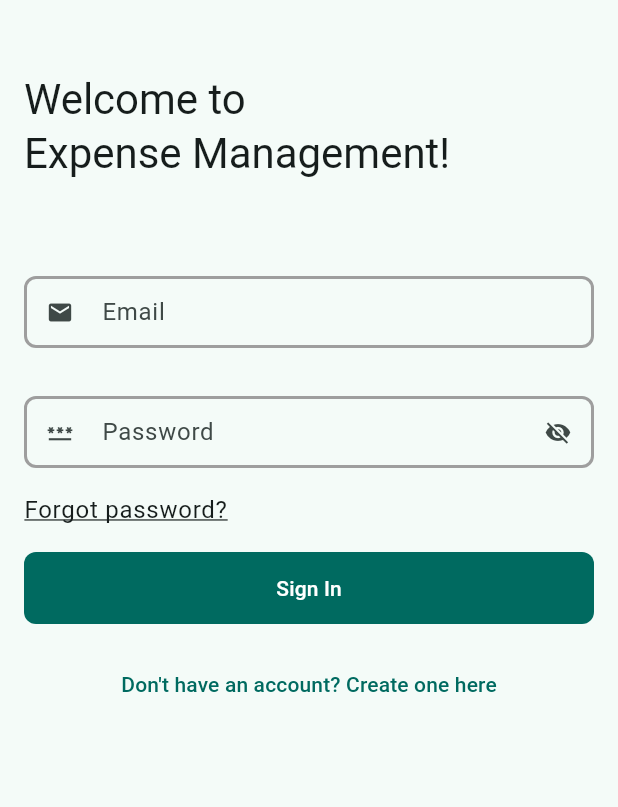
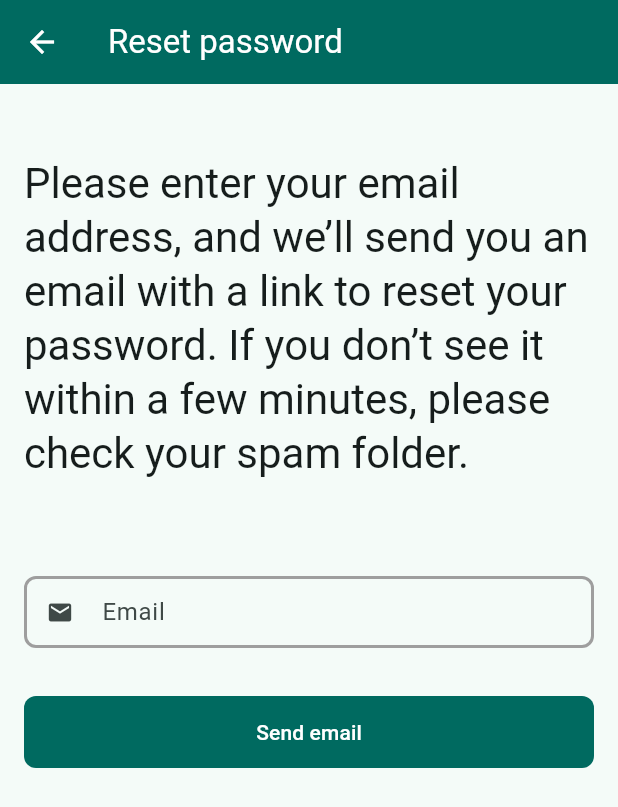
Before and after one commit to ioncelciuc/expense_management, a Flutter app: the screen it shows after launch, after a tap on "Forgot password?", on a phone screen of 412 x 824 dp. Shown: the top 807 px of the screen. Run offline on Flutter 3.47's test engine with Material 3 defaults, Android fonts, the phone set to English and light mode, and no system bars; our stand-ins replace cloud_firestore, firebase_auth, firebase_core, fl_chart, flutter_bloc, flutter_dotenv and 3 more; accounts and stored records are empty.

Commit message:
add: password reset

```diff
--- a/lib/cubits/auth/auth_cubit.dart
+++ b/lib/cubits/auth/auth_cubit.dart
@@ -81,4 +81,14 @@ class AuthCubit extends Cubit<AuthState> {
       //
     }
   }
+
+  sendResetPasswordEmail(String email) {
+    try {
+      FirebaseAuth.instance.sendPasswordResetEmail(email: email);
+    } on FirebaseAuthException catch (e) {
+      print(e);
+    } catch (e) {
+      print(e);
+    }
+  }
 }
--- a/lib/l10n/app_en.arb
+++ b/lib/l10n/app_en.arb
@@ -112,5 +112,9 @@
     "deny": "Deny",
     "exit": "Exit",
     "no_receipts_to_display": "No receipts to display",
-    "expense_list_emails_explanation": "Enter the email addresses of people you’d like to share this expense list with:"
+    "expense_list_emails_explanation": "Enter the email addresses of people you’d like to share this expense list with:",
+    "reset_password": "Reset password",
+    "reset_password_explanation": "Please enter your email address, and we’ll send you an email with a link to reset your password. If you don’t see it within a few minutes, please check your spam folder.",
+    "send_email": "Send email",
+    "email_sent_at": "Email sent at"
 }
--- a/lib/l10n/app_localizations.dart
+++ b/lib/l10n/app_localizations.dart
@@ -781,6 +781,30 @@ abstract class AppLocalizations {
   /// In en, this message translates to:
   /// **'Enter the email addresses of people you’d like to share this expense list with:'**
   String get expense_list_emails_explanation;
+
+  /// No description provided for @reset_password.
+  ///
+  /// In en, this message translates to:
+  /// **'Reset password'**
+  String get reset_password;
+
+  /// No description provided for @reset_password_explanation.
+  ///
+  /// In en, this message translates to:
+  /// **'Please enter your email address, and we’ll send you an email with a link to reset your password. If you don’t see it within a few minutes, please check your spam folder.'**
+  String get reset_password_explanation;
+
+  /// No description provided for @send_email.
+  ///
+  /// In en, this message translates to:
+  /// **'Send email'**
+  String get send_email;
+
+  /// No description provided for @email_sent_at.
+  ///
+  /// In en, this message translates to:
+  /// **'Email sent at'**
+  String get email_sent_at;
 }
 
 class _AppLocalizationsDelegate
--- a/lib/l10n/app_localizations_en.dart
+++ b/lib/l10n/app_localizations_en.dart
@@ -368,4 +368,17 @@ class AppLocalizationsEn extends AppLocalizations {
   @override
   String get expense_list_emails_explanation =>
       'Enter the email addresses of people you’d like to share this expense list with:';
+
+  @override
+  String get reset_password => 'Reset password';
+
+  @override
+  String get reset_password_explanation =>
+      'Please enter your email address, and we’ll send you an email with a link to reset your password. If you don’t see it within a few minutes, please check your spam folder.';
+
+  @override
+  String get send_email => 'Send email';
+
+  @override
+  String get email_sent_at => 'Email sent at';
 }
--- a/lib/l10n/app_localizations_ro.dart
+++ b/lib/l10n/app_localizations_ro.dart
@@ -375,4 +375,17 @@ class AppLocalizationsRo extends AppLocalizations {
   @override
   String get expense_list_emails_explanation =>
       'Introduceți adresele de email ale persoanelor cu care doriți să partajați această listă de cheltuieli:';
+
+  @override
+  String get reset_password => 'Resetează parola';
+
+  @override
+  String get reset_password_explanation =>
+      'Introdu adresa de email și vei primi un mesaj cu instrucțiuni pentru resetarea parolei. Dacă nu îl găsești în inbox, verifică și folderul de spam.';
+
+  @override
+  String get send_email => 'Trimite email';
+
+  @override
+  String get email_sent_at => 'Email trimis la';
 }
--- a/lib/l10n/app_ro.arb
+++ b/lib/l10n/app_ro.arb
@@ -112,5 +112,9 @@
     "deny": "Anulează",
     "exit": "Ieșire",
     "no_receipts_to_display": "Nu există cheltuieli de afișat",
-    "expense_list_emails_explanation": "Introduceți adresele de email ale persoanelor cu care doriți să partajați această listă de cheltuieli:"
+    "expense_list_emails_explanation": "Introduceți adresele de email ale persoanelor cu care doriți să partajați această listă de cheltuieli:",
+    "reset_password": "Resetează parola",
+    "reset_password_explanation": "Introdu adresa de email și vei primi un mesaj cu instrucțiuni pentru resetarea parolei. Dacă nu îl găsești în inbox, verifică și folderul de spam.",
+    "send_email": "Trimite email",
+    "email_sent_at": "Email trimis la"
 }
--- /dev/null
+++ b/lib/screens/auth/reset_password_screen.dart
@@ -0,0 +1,78 @@
+import 'package:expense_management/core/constants.dart';
+import 'package:expense_management/cubits/auth/auth_cubit.dart';
+import 'package:expense_management/l10n/app_localizations.dart';
+import 'package:expense_management/widgets/custom_text_field.dart';
+import 'package:expense_management/widgets/snackbar_handler.dart';
+import 'package:flutter/material.dart';
+import 'package:flutter_bloc/flutter_bloc.dart';
+
+class ResetPasswordScreen extends StatefulWidget {
+  const ResetPasswordScreen({super.key});
+
+  @override
+  State<ResetPasswordScreen> createState() => _ResetPasswordScreenState();
+}
+
+class _ResetPasswordScreenState extends State<ResetPasswordScreen> {
+  TextEditingController userController = TextEditingController();
+
+  @override
+  Widget build(BuildContext context) {
+    return Scaffold(
+      appBar: AppBar(title: Text(AppLocalizations.of(context)!.reset_password)),
+      body: SafeArea(
+        child: ListView(
+          padding: kPagePadding,
+          children: [
+            const SizedBox(height: 32),
+            Text(
+              AppLocalizations.of(context)!.reset_password_explanation,
+              style: Theme.of(context).textTheme.headlineMedium,
+            ),
+            const SizedBox(height: 64),
+            CustomTextField(
+              textEditingController: userController,
+              hintText: AppLocalizations.of(context)!.email,
+              prefixIcon: const Icon(Icons.mail),
+            ),
+            const SizedBox(height: 32),
+            ElevatedButton(
+              child: Text(AppLocalizations.of(context)!.send_email),
+              onPressed: () async {
+                String emailValidationError = isDataValid();
+                if (emailValidationError.isNotEmpty) {
+                  SnackbarHandler(context: context, message: emailValidationError);
+                  return;
+                }
+
+                BlocProvider.of<AuthCubit>(context).sendResetPasswordEmail(userController.text);
+
+                Navigator.of(context).pop();
+                SnackbarHandler(
+                  message: '${AppLocalizations.of(context)!.email_sent_at} ${userController.text.trim()}',
+                  context: context,
+                  isError: false,
+                );
+              },
+            ),
+          ],
+        ),
+      ),
+    );
+  }
+
+  String isDataValid() {
+    final String email = userController.text.trim();
+    if (email.isEmpty) {
+      return AppLocalizations.of(context)!.email_validation_empty;
+    }
+    // Simple email pattern: something@something.something
+    final RegExp emailRegex = RegExp(
+      r'^[^@\s]+@[^@\s]+\.[^@\s]+$',
+    );
+    if (!emailRegex.hasMatch(email)) {
+      return AppLocalizations.of(context)!.email_validation_invalid_email;
+    }
+    return '';
+  }
+}
--- a/lib/screens/auth/sign_in_ui.dart
+++ b/lib/screens/auth/sign_in_ui.dart
@@ -1,6 +1,7 @@
 import 'package:expense_management/core/constants.dart';
 import 'package:expense_management/cubits/auth/auth_cubit.dart';
 import 'package:expense_management/l10n/app_localizations.dart';
+import 'package:expense_management/screens/auth/reset_password_screen.dart';
 import 'package:expense_management/widgets/custom_text_field.dart';
 import 'package:flutter/material.dart';
 import 'package:flutter_bloc/flutter_bloc.dart';
@@ -57,7 +58,11 @@ class _SignInUiState extends State<SignInUi> {
               children: [
                 InkWell(
                   onTap: () {
-                    //
+                    Navigator.of(context).push(
+                      MaterialPageRoute(
+                        builder: (context) => const ResetPasswordScreen(),
+                      ),
+                    );
                   },
                   child: Text(
                     AppLocalizations.of(context)!.forgot_password,
```
